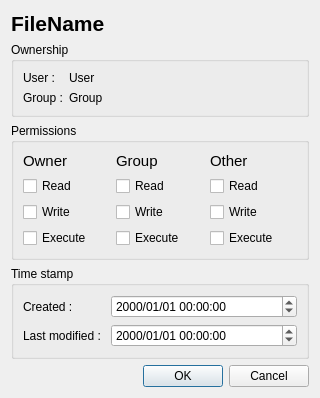
Before: the Qt Designer form fileattributesdialog.ui in haraki/farman, drawn with Qt 5.
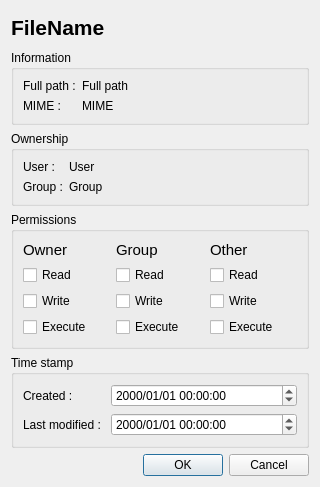
After: the same form once the commit is applied.

Commit message: add information to File Attributes dialog.

Patch:
```diff
--- a/fileattributesdialog.ui
+++ b/fileattributesdialog.ui
@@ -7,7 +7,7 @@
     <x>0</x>
     <y>0</y>
     <width>320</width>
-    <height>398</height>
+    <height>487</height>
    </rect>
   </property>
   <property name="windowTitle">
@@ -28,6 +28,43 @@
      </property>
     </widget>
    </item>
+   <item>
+    <widget class="QGroupBox" name="informationGroupBox">
+     <property name="title">
+      <string>Information</string>
+     </property>
+     <layout class="QGridLayout" name="gridLayout_4" columnstretch="0,1">
+      <item row="0" column="0">
+       <widget class="QLabel" name="informationFullPathHeadLabel">
+        <property name="text">
+         <string>Full path :</string>
+        </property>
+       </widget>
+      </item>
+      <item row="0" column="1">
+       <widget class="QLabel" name="informationFullPathLabel">
+        <property name="text">
+         <string>Full path</string>
+        </property>
+       </widget>
+      </item>
+      <item row="1" column="0">
+       <widget class="QLabel" name="informationMimeHeadLabel">
+        <property name="text">
+         <string>MIME :</string>
+        </property>
+       </widget>
+      </item>
+      <item row="1" column="1">
+       <widget class="QLabel" name="informationMimeLabel">
+        <property name="text">
+         <string>MIME</string>
+        </property>
+       </widget>
+      </item>
+     </layout>
+    </widget>
+   </item>
    <item>
     <widget class="QGroupBox" name="ownershipGroupBox">
      <property name="title">
```
Left out of the diff: 84 changed lines with no effect on the pictures. The commit also changes 3 other files.
